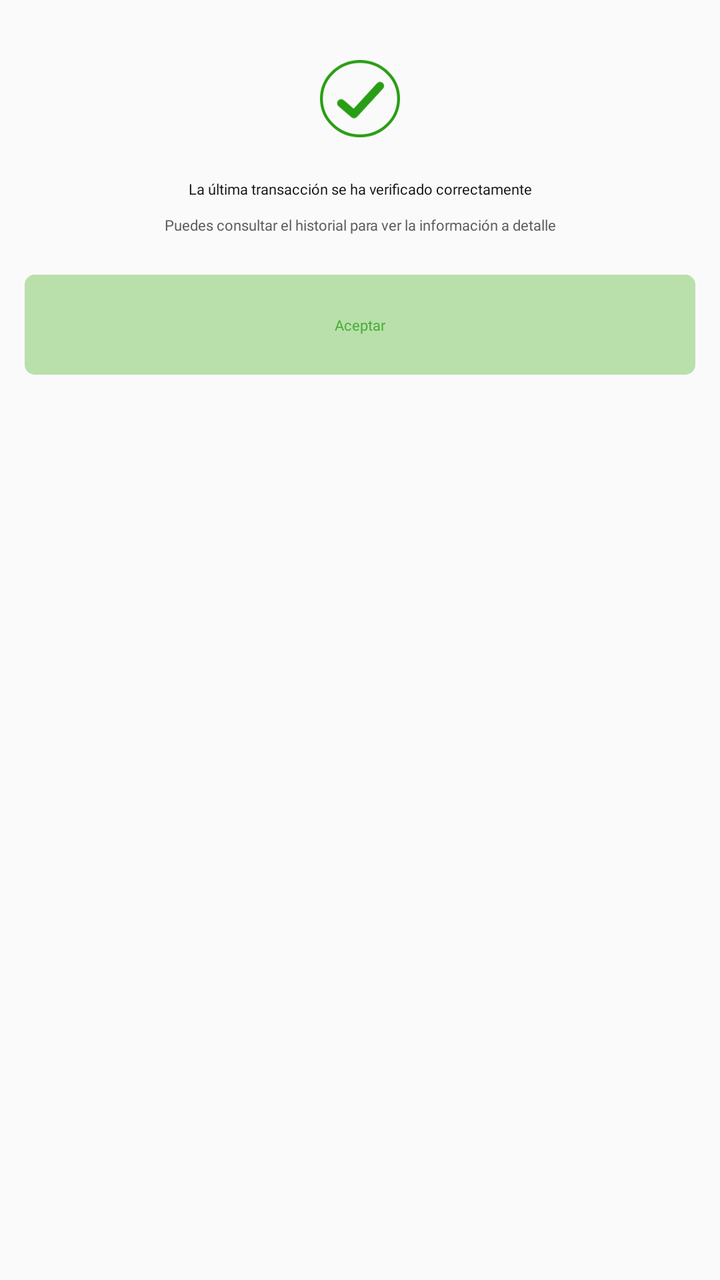
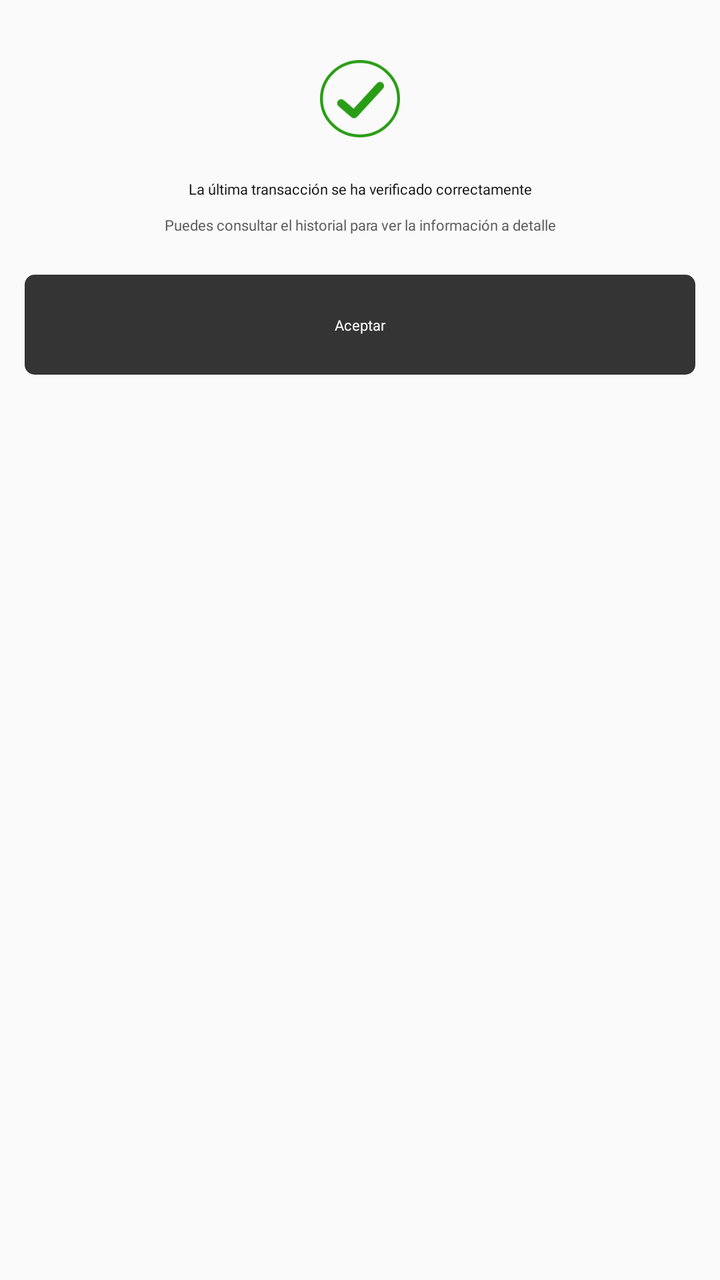

Screens rendered from an Android XML layout before and after an edit, with the pre-edit source and the edit as a unified diff.
<!-- AndroidManifest.xml: application theme AppThemeDown -->
<!-- res/layout/wmx_connection_test_success_modal.xml -->
<?xml version="1.0" encoding="utf-8"?>
<androidx.constraintlayout.widget.ConstraintLayout xmlns:android="http://schemas.android.com/apk/res/android"
    android:layout_width="match_parent"
    android:layout_height="match_parent"
    xmlns:tools="http://schemas.android.com/tools"
    xmlns:app="http://schemas.android.com/apk/res-auto">
    <LinearLayout
        android:layout_width="match_parent"
        android:layout_height="wrap_content"
        android:gravity="center_horizontal"
        android:orientation="vertical"
        android:paddingLeft="37px"
        android:paddingTop="28px"
        android:paddingBottom="28px"
        android:paddingRight="37px"
        tools:ignore="MissingConstraints">

        <ImageView
            android:id="@+id/imageView11"
            android:layout_width="40dp"
            android:layout_height="40dp"
            android:layout_marginTop="20dp"
            android:layout_marginBottom="20dp"
            app:srcCompat="@drawable/efevoo_i_check_exito" />

        <TextView
            android:id="@+id/textView31"
            android:layout_width="match_parent"
            android:layout_height="wrap_content"
            android:layout_marginBottom="24px"
            android:fontFamily="@font/dm_sans_medium"
            android:gravity="center"
            android:text="@string/wmx_connection_test_final_modal_title"
            android:textColor="#0F0F0F"
            android:textSize="22px" />

        <TextView
            android:id="@+id/textView30"
            android:layout_width="match_parent"
            android:layout_height="wrap_content"
            android:layout_marginBottom="20dp"
            android:fontFamily="@font/dm_sans"
            android:gravity="center"
            android:text="@string/wmx_connection_test_final_modal_subtitle"
            android:textColor="#5A5A5A"
            android:textSize="22px" />

        <androidx.appcompat.widget.AppCompatButton
            android:id="@+id/btn_connection_test_button"
            android:layout_width="match_parent"
            android:layout_height="50dp"
            android:background="@drawable/rounded_corner"
            android:backgroundTint="#B9E0AB"
            android:fontFamily="@font/dm_sans_bold"
            android:stateListAnimator="@null"
            android:text="@string/common_accept"
            android:textAllCaps="false"
            android:textColor="#4AAC38"
            android:textSize="22px" />

    </LinearLayout>
</androidx.constraintlayout.widget.ConstraintLayout>
<!-- resources referenced by this layout -->
<resources>
  <!-- drawable rounded_corner (drawable) -->
  <?xml version="1.0" encoding="utf-8"?>
  <shape xmlns:android="http://schemas.android.com/apk/res/android"
      android:shape="rectangle" >
  
      <corners
          android:radius="15px"/>
  
      <solid android:color="#2F4F9A" />
  
      <padding
          android:bottom="0dp"
          android:left="0dp"
          android:right="0dp"
          android:top="0dp" />
  
  </shape>
  <string name="common_accept">Aceptar</string>
  <string name="wmx_connection_test_final_modal_subtitle">Puedes consultar el historial para ver la información a detalle</string>
  <string name="wmx_connection_test_final_modal_title">La última transacción se ha verificado correctamente</string>
  <style name="MyActionBar" parent="@android:style/Widget.Holo.Light.ActionBar">
          <item name="android:background">@color/action_bar</item>
          <item name="android:indeterminateProgressStyle">@style/ActionBarProgressBar.MyStyle</item>
          <item name="android:titleTextStyle">@style/TitleTextStyle</item>
          <item name="android:displayOptions">showHome|homeAsUp|showTitle</item>
          <item name="android:icon">@android:color/transparent</item>
          <item name="windowActionBar">false</item>
          <item name="windowNoTitle">true</item>
      </style>
  <style name="MyTheme.ActionBar.TabBar" parent="android:style/Widget.Holo.Light.ActionBar.TabBar">
          
          <item name="android:background">@color/eb_col_7</item>
      </style>
  <style name="ActionBarTabStyle" parent="android:style/Widget.Holo.ActionBar.TabView">
          <item name="android:background">@drawable/edm_detail_actionbar_tabview_style</item>
      </style>
  <style name="CustomOptionsMenu" parent="Widget.AppCompat.PopupMenu.Overflow">
          <item name="android:popupBackground">@color/eb_col_12</item>
      </style>
  <style name="PopupMenu" parent="@style/Widget.AppCompat.Light.PopupMenu">
          <item name="android:popupBackground">@color/eb_col_14</item>
      </style>
  <style name="customSpinnerStyle" parent="android:Widget.ListView.DropDown">
          <item name="android:divider">@color/segment_line</item>
          <item name="android:dividerHeight">0dp</item>
      </style>
  <style name="OverFlow" parent="@android:style/Widget.Holo.ActionButton.Overflow">
          <item name="android:src">@drawable/action_bar_more</item>
      </style>
  <style name="MyMenuTextAppearance" parent="@style/TextAppearance.AppCompat.Widget.ActionBar.Menu">
          <item name="android:textAllCaps">false</item>
      </style>
  <color name="action_bar">@color/eb_col_4</color>
  <style name="ActionBarProgressBar.MyStyle" parent="@android:style/Widget.Holo.ProgressBar.Small">
          <item name="android:minWidth">28dp</item>
          <item name="android:maxWidth">28dp</item>
          <item name="android:minHeight">28dp</item>
          <item name="android:maxHeight">28dp</item>
      </style>
  <style name="TitleTextStyle">
          <item name="android:textSize">18.0sp</item>
          <item name="android:textColor">@color/eb_col_7</item>
      </style>
  <color name="eb_col_7">#ffffff</color>
  <color name="eb_col_12">#f8f8f8</color>
  <color name="eb_col_14">#00A1DE</color>
  <color name="segment_line">@color/eb_col_12</color>
  <color name="eb_col_4">#004C90</color>
  <!-- unchanged entries left out for length: 5 -->
</resources>

<!-- the commit's change to res/layout/wmx_connection_test_success_modal.xml (unified diff, before → after) -->
@@ -50,12 +50,12 @@
             android:layout_width="match_parent"
             android:layout_height="50dp"
             android:background="@drawable/rounded_corner"
-            android:backgroundTint="#B9E0AB"
+            android:backgroundTint="@color/ep_color_black"
             android:fontFamily="@font/dm_sans_bold"
             android:stateListAnimator="@null"
             android:text="@string/common_accept"
             android:textAllCaps="false"
-            android:textColor="#4AAC38"
+            android:textColor="#fff"
             android:textSize="22px" />
 
     </LinearLayout>
<!-- resource entries referenced after the edit -->
@@ -1,5 +1,6 @@
 <!-- resources referenced by this layout -->
 <resources>
+  <color name="ep_color_black">#343434</color>
   <!-- drawable rounded_corner (drawable) -->
   <?xml version="1.0" encoding="utf-8"?>
   <shape xmlns:android="http://schemas.android.com/apk/res/android"
@@ -8,7 +9,7 @@
       <corners
           android:radius="15px"/>
   
-      <solid android:color="#2F4F9A" />
+      <solid android:color="#325FEC" />
   
       <padding
           android:bottom="0dp"
